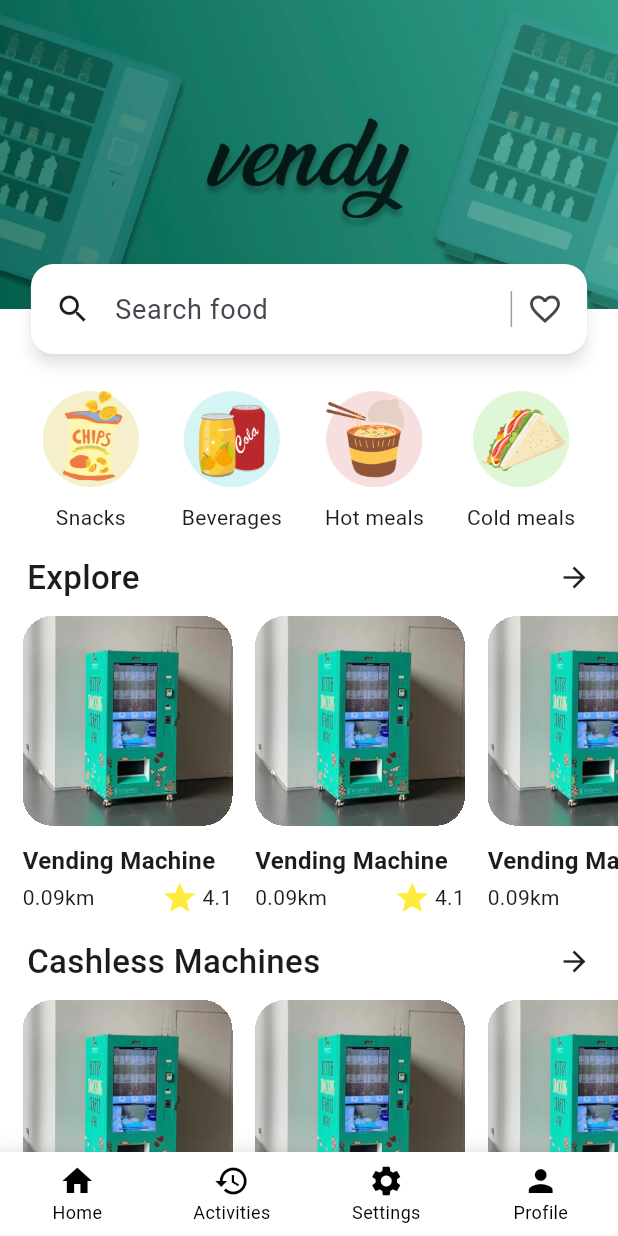
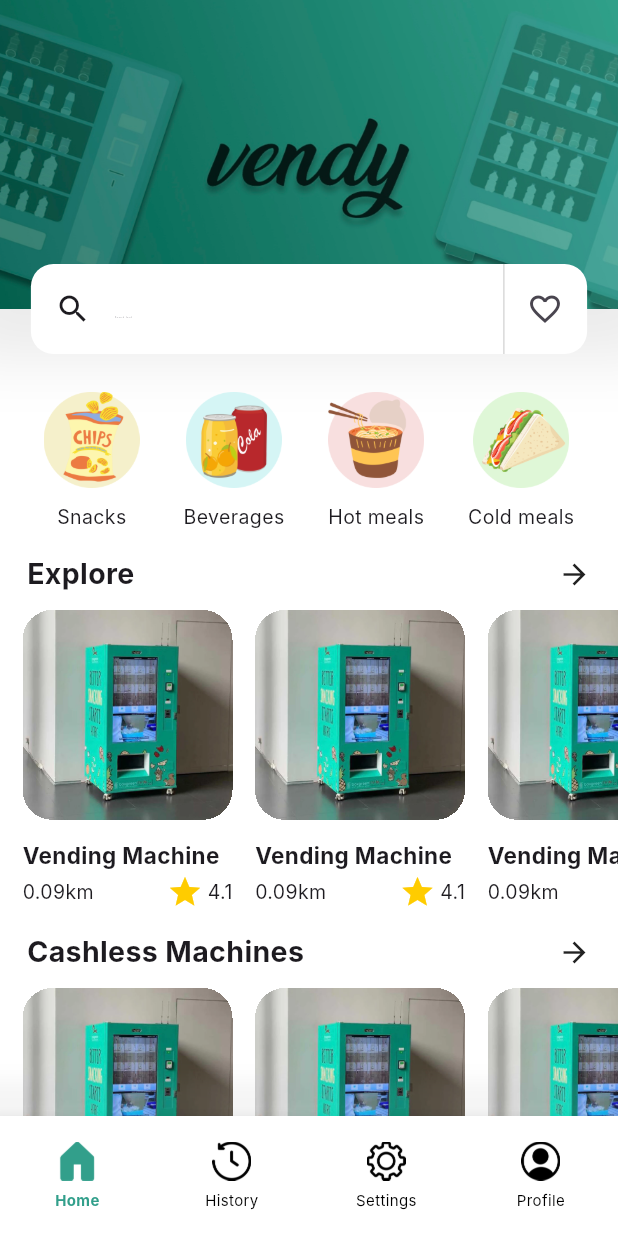
Before and after one commit to EldonLim/vendy_app, a Flutter app: the screen it shows after launch, on a phone screen of 412 x 824 dp. Run offline on Flutter 3.47's test engine with Material 3 defaults, Android fonts, the light colour scheme and no system bars; Roboto replaces fonts that are missing (Inter).

Commit message:
made changes to homescreen & homepage

```diff
--- a/lib/main.dart
+++ b/lib/main.dart
@@ -15,7 +15,8 @@ class MainApp extends StatelessWidget {
 
   @override
   Widget build(BuildContext context) {
-    return const MaterialApp(
-        debugShowCheckedModeBanner: false, home: HomePage());
+    return MaterialApp(
+        debugShowCheckedModeBanner: false, home: HomePage(),
+        theme: ThemeData(fontFamily: "Inter"),);
   }
 }
--- a/lib/pages/homepage.dart
+++ b/lib/pages/homepage.dart
@@ -1,4 +1,5 @@
 import 'package:flutter/material.dart';
+import 'package:vendy_app/colors.dart';
 import 'package:vendy_app/screens/explore_screen/explore_screen.dart';
 import 'package:vendy_app/screens/home_screen/home_screen.dart';
 import 'package:vendy_app/screens/profile_screen/profile_screen.dart';
@@ -24,12 +25,13 @@ class _HomePageState extends State<HomePage> {
     return SafeArea(
         child: Scaffold(
             bottomNavigationBar: Container(
+              height: 80,
               decoration: BoxDecoration(
                 boxShadow: [
                   BoxShadow(
                     color: Colors.grey.withValues(alpha: 0.1), // Shadow color
                     blurRadius: 10, // Shadow blur
-                    spreadRadius: 2, // Shadow spread
+                    spreadRadius: 20, // Shadow spread
                     offset: Offset(
                         0, -4), // Position of the shadow (vertical offset)
                   ),
@@ -39,12 +41,14 @@ class _HomePageState extends State<HomePage> {
                   backgroundColor: Colors.white,
                   type:
                       BottomNavigationBarType.fixed, // Prevents shifting/moving
-                  selectedFontSize: 12,
+                  selectedFontSize: 10,
+                  unselectedFontSize: 10,
                   showSelectedLabels: true,
                   showUnselectedLabels: true,
-                  selectedItemColor: Colors.black, // Selected item label color
-                  unselectedItemColor:
-                      Colors.black, // Unselected item label color
+                  selectedItemColor: AppColors.button, // Selected item label color
+                  unselectedItemColor:Colors.black, // Unselected item label color
+                  selectedLabelStyle: TextStyle(fontWeight: FontWeight.bold, color: AppColors.button),
+                  unselectedLabelStyle: TextStyle(fontWeight: FontWeight.normal, color: Colors.black),
                   onTap: (index) {
                     setState(() {
                       _currentIndex = index;
@@ -53,37 +57,69 @@ class _HomePageState extends State<HomePage> {
                   currentIndex: _currentIndex,
                   items: [
                     BottomNavigationBarItem(
-                        activeIcon: Icon(
-                          Icons.home,
+                        activeIcon: Padding(
+                          padding: const EdgeInsets.fromLTRB(0,0,0,6),
+                          child: Image.asset(
+                            'assets/home.png',
+                            height: 26,
+                            width: 26,),
                         ),
-                        icon: Icon(
-                          Icons.home_outlined,
+                        icon: Padding(
+                          padding: const EdgeInsets.fromLTRB(0,0,0,6),
+                          child: Image.asset(
+                            'assets/home_outlined.png',
+                            height: 26,
+                            width: 26,),
                         ),
-                        label: "Home"),
+                        label: 'Home'),
                     BottomNavigationBarItem(
-                        activeIcon: Icon(Icons.history_outlined),
-                        icon: Icon(
-                          Icons.history,
+                        activeIcon: Padding(
+                          padding: const EdgeInsets.fromLTRB(0,0,0,6),
+                          child: Image.asset(
+                            'assets/history.png',
+                            height: 26,
+                            width: 26,),
                         ),
-                        label: "Activities"),
+                        icon: Padding(
+                          padding: const EdgeInsets.fromLTRB(0,0,0,6),
+                          child: Image.asset(
+                            'assets/history_outlined.png',
+                            height: 26,
+                            width: 26,),
+                        ),
+                        label: 'History'),
                     BottomNavigationBarItem(
-                        activeIcon: Icon(
-                          Icons.home,
+                        activeIcon: Padding(
+                          padding: const EdgeInsets.fromLTRB(0,0,0,6),
+                          child: Image.asset(
+                            'assets/settings.png',
+                            height: 26,
+                            width: 26,),
                         ),
-                        icon: Icon(
-                          Icons.settings,
+                        icon: Padding(
+                          padding: const EdgeInsets.fromLTRB(0,0,0,6),
+                          child: Image.asset(
+                            'assets/settings_outlined.png',
+                            height: 26,
+                            width: 26,),
                         ),
-                        label: "Settings"),
+                        label: 'Settings'),
                     BottomNavigationBarItem(
-                        activeIcon: Icon(
-                          Icons.home,
-                          color: Colors.black,
+                        activeIcon: Padding(
+                          padding: const EdgeInsets.fromLTRB(0,0,0,6),
+                          child: Image.asset(
+                            'assets/profile.png',
+                            height: 26,
+                            width: 26,),
                         ),
-                        icon: Icon(
-                          Icons.person,
-                          color: Colors.black,
+                        icon: Padding(
+                          padding: const EdgeInsets.fromLTRB(0,0,0,6),
+                          child: Image.asset(
+                            'assets/profile_outlined.png',
+                            height: 26,
+                            width: 26,),
                         ),
-                        label: "Profile")
+                        label: 'Profile'),
                   ]),
             ),
             body: screens[_currentIndex]));
--- a/lib/screens/home_screen/home_screen.dart
+++ b/lib/screens/home_screen/home_screen.dart
@@ -24,11 +24,23 @@ class _HomeScreenState extends State<HomeScreen> {
           children: [
             Column(
               children: [
-                Image.asset(
+                Container(
+                  child: Image.asset(
                   'assets/vendy_banner.jpg',
                   height: screenHeight * 0.25,
                   width: screenWidth,
                   fit: BoxFit.cover,
+                ),
+                decoration: BoxDecoration(
+                        boxShadow: [
+                      BoxShadow(
+                        color: Colors.grey.withOpacity(0.2), // Shadow color with opacity
+                        spreadRadius: 30, // Spread radius
+                        blurRadius: 30,  // Blur radius
+                        offset: Offset(0, 4), // Offset in x and y
+                      ),
+                    ],
+                  ),
                 ),
                 SizedBox(
                   height: 40,
@@ -65,7 +77,7 @@ class _HomeScreenState extends State<HomeScreen> {
                           Text(
                             "Explore",
                             style: TextStyle(
-                                fontWeight: FontWeight.w500, fontSize: 22),
+                                fontWeight: FontWeight.bold, fontSize: 19),
                           ),
                           Icon(
                             Icons.arrow_forward,
@@ -102,7 +114,7 @@ class _HomeScreenState extends State<HomeScreen> {
                           Text(
                             "Cashless Machines",
                             style: TextStyle(
-                                fontWeight: FontWeight.w500, fontSize: 22),
+                                fontWeight: FontWeight.bold, fontSize: 19),
                           ),
                           Icon(
                             Icons.arrow_forward,
@@ -136,14 +148,15 @@ class _HomeScreenState extends State<HomeScreen> {
                       decoration: BoxDecoration(
                           color: AppColors.button,
                           shape: BoxShape.rectangle,
-                          borderRadius: BorderRadius.circular(20)),
+                          borderRadius: BorderRadius.circular(20)
+                          ),
                       child: Center(
                         child: Text(
                           "Near me",
                           style: TextStyle(
                               //329f8b
                               color: Colors.white,
-                              fontSize: 20,
+                              fontSize: 19,
                               fontWeight: FontWeight.bold),
                         ),
                       ),
--- a/lib/screens/home_screen/widgets/product_container.dart
+++ b/lib/screens/home_screen/widgets/product_container.dart
@@ -34,20 +34,20 @@ class ProductContainer extends StatelessWidget {
             ),
             Text(
               "Vending Machine",
-              style: TextStyle(fontWeight: FontWeight.bold, fontSize: 16),
+              style: TextStyle(fontWeight: FontWeight.bold, fontSize: 15),
             ),
             Row(
               children: [
-                Text("0.09km"),
+                Text("0.09km", style: TextStyle(fontSize: 13),),
                 Spacer(),
                 Icon(
                   Icons.star,
-                  color: Colors.yellow,
+                  color: Color(0xFFFFCC00),
                 ),
                 SizedBox(
                   width: 3,
                 ),
-                Text("4.1"),
+                Text("4.1", style: TextStyle(fontSize: 13),),
               ],
             )
           ],
--- a/lib/screens/home_screen/widgets/round_section.dart
+++ b/lib/screens/home_screen/widgets/round_section.dart
@@ -20,7 +20,7 @@ class RoundSection extends StatelessWidget {
         SizedBox(
           height: 10,
         ),
-        Text(foodType)
+        Text(foodType, style: TextStyle(fontSize: 13)),
       ],
     );
   }
--- a/lib/screens/home_screen/widgets/search_bar.dart
+++ b/lib/screens/home_screen/widgets/search_bar.dart
@@ -32,18 +32,19 @@ class _CustomSearchBarState extends State<CustomSearchBar> {
           EdgeInsets.symmetric(horizontal: 16.0)),
       leading: Icon(Icons.search),
       elevation: WidgetStatePropertyAll(
-          4), // Control shadow intensity (lower values = lighter shadow)
-      shadowColor: WidgetStatePropertyAll(Colors.black
-          .withValues(alpha: 0.5)), // Adjust shadow color and opacity
+          0), // Control shadow intensity (lower values = lighter shadow)
+      // shadowColor: WidgetStatePropertyAll(Colors.black
+      //     .withValues(alpha: 0.5)), // Adjust shadow color and opacity
       trailing: [
         Container(
-            padding: EdgeInsets.only(left: 10),
+            height: 60,
+            padding: EdgeInsets.only(left: 15),
             decoration: BoxDecoration(
-                border: Border(left: BorderSide(width: 1, color: Colors.grey))),
+                border: Border(left: BorderSide(width: 1, color: Color(0xFFD9D9D9)))),
             child: Icon(Icons.favorite_border))
       ],
       hintText: "Search food",
-      hintStyle: WidgetStatePropertyAll(TextStyle(fontSize: 18)),
+      hintStyle: WidgetStatePropertyAll(TextStyle(fontSize: 1)),
     );
   }
 }
```
Also changed, not shown: pubspec.yaml (+14 -0 lines), assets/fonts/Inter_18pt-Regular.ttf (added), assets/fonts/Inter_24pt-Bold.ttf (added), assets/history.png (added), assets/history_outlined.png (added), assets/home.png (added), assets/home_outlined.png (added), assets/profile.png (added), assets/profile_outlined.png (added), assets/settings.png (added), assets/settings_outlined.png (added).
